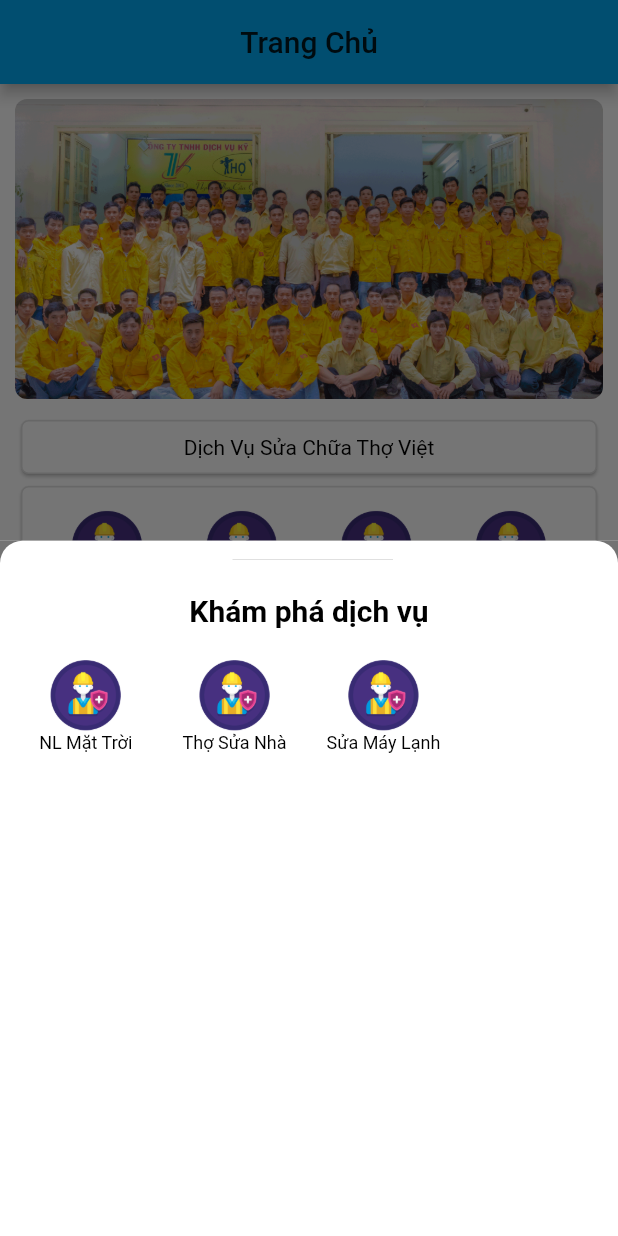
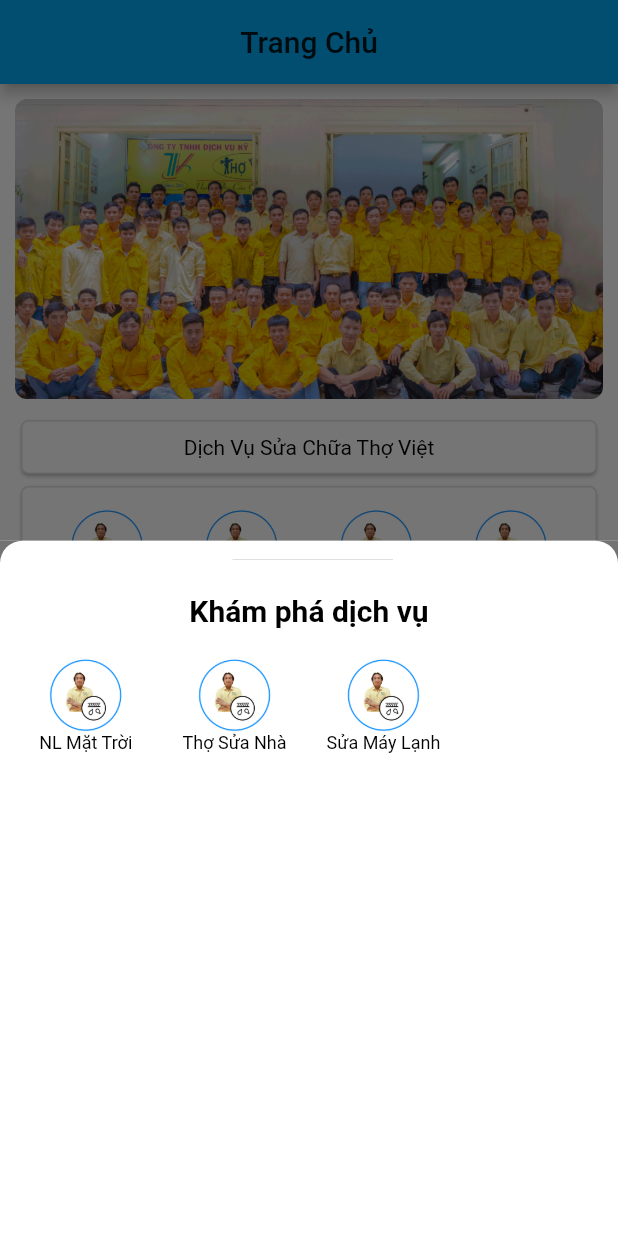
Before and after one commit to ThongKieu/appthoviet, a Flutter app: the screen it shows after launch, after a tap on "Thợ Khác", on a phone screen of 412 x 824 dp. Run offline on Flutter 3.47's test engine with Material 2 defaults, Android fonts, the light colour scheme and no system bars; missing offline and left inert: date_form_field, dropdownfield, fab_circular_menu; Roboto replaces fonts that are missing (arial).

Commit message:
update dateCont 15-12-2020

```diff
--- a/lib/Views/datLich.dart
+++ b/lib/Views/datLich.dart
@@ -49,7 +49,8 @@ class _DatLichWidgetState extends State<DatLichWidget> {
   String get dateCont => ngayDatControll.text;
   String selectedValuedQuan = "";
   insertMethod() async {
-    String theUrl = "http://192.168.1.8:8080/1/pages/mobile/insertData.php";
+    String theUrl =
+        "http://192.168.1.8:8080/dashboard_app/pages/mobile/insertData.php";
     var res = await http.post(
       Uri.encodeFull(theUrl),
       headers: {"Accept": "application/json"},
@@ -241,7 +242,7 @@ class _DatLichWidgetState extends State<DatLichWidget> {
                           showPicker: showPicker,
                           decoration: InputDecoration(
                             labelText: 'Chọn ngày',
-                             contentPadding: EdgeInsets.symmetric(
+                            contentPadding: EdgeInsets.symmetric(
                                 vertical: 16, horizontal: 10),
                             border: OutlineInputBorder(
                               borderRadius: BorderRadius.circular(20),
--- a/lib/Views/home.dart
+++ b/lib/Views/home.dart
@@ -97,7 +97,7 @@ class HomeStateWidget extends State<HomeWidget> {
                       splashColor: Colors.green[200],
                       child: Center(
                         child: DVTV(
-                          urlDVTV: url + 'icon_tho.png',
+                          urlDVTV: url + 'vsbn.png',
                           titleDVTV: 'Thợ Điện',
                         ),
                       ),
@@ -116,7 +116,7 @@ class HomeStateWidget extends State<HomeWidget> {
                       splashColor: Colors.green[200],
                       child: Center(
                         child: DVTV(
-                          urlDVTV: url + 'icon_tho.png',
+                          urlDVTV: url + 'vsbn.png',
                           titleDVTV: 'Thợ Điện Lạnh',
                         ),
                       ),
@@ -137,7 +137,7 @@ class HomeStateWidget extends State<HomeWidget> {
                       splashColor: Colors.green[200],
                       child: Center(
                         child: DVTV(
-                          urlDVTV: url + 'icon_tho.png',
+                          urlDVTV: url + 'vsbn.png',
                           titleDVTV: 'Điện Nước',
                         ),
                       ),
@@ -155,7 +155,7 @@ class HomeStateWidget extends State<HomeWidget> {
                       splashColor: Colors.green[200],
                       child: Center(
                         child: DVTV(
-                          urlDVTV: url + 'icon_tho.png',
+                          urlDVTV: url + 'vsbn.png',
                           titleDVTV: 'Thợ Mộc',
                         ),
                       ),
@@ -174,7 +174,7 @@ class HomeStateWidget extends State<HomeWidget> {
                       splashColor: Colors.green[200],
                       child: Center(
                         child: DVTV(
-                          urlDVTV: url + 'icon_tho.png',
+                          urlDVTV: url + 'vsbn.png',
                           titleDVTV: 'Thông Nghẹt',
                         ),
                       ),
@@ -193,7 +193,7 @@ class HomeStateWidget extends State<HomeWidget> {
                       splashColor: Colors.green[200],
                       child: Center(
                         child: DVTV(
-                          urlDVTV: url + 'icon_tho.png',
+                          urlDVTV: url + 'vsbn.png',
                           titleDVTV: 'Chống Thấm',
                         ),
                       ),
@@ -211,7 +211,7 @@ class HomeStateWidget extends State<HomeWidget> {
                       splashColor: Colors.green[200],
                       child: Center(
                         child: DVTV(
-                          urlDVTV: url + 'icon_tho.png',
+                          urlDVTV: url + 'vsbn.png',
                           titleDVTV: 'Dò Nước Rò Rỉ',
                         ),
                       ),
@@ -229,7 +229,7 @@ class HomeStateWidget extends State<HomeWidget> {
                       splashColor: Colors.green[200],
                       child: Center(
                         child: DVTV(
-                          urlDVTV: url + 'icon_tho.png',
+                          urlDVTV: url + 'vsbn.png',
                           titleDVTV: 'VS Bể Nước',
                         ),
                       ),
@@ -342,7 +342,7 @@ void _dVkhac(context) {
                             splashColor: Colors.green[200],
                             child: Center(
                               child: DVTV(
-                                urlDVTV: url + 'icon_tho.png',
+                                urlDVTV: url + 'vsbn.png',
                                 titleDVTV: 'NL Mặt Trời',
                               ),
                             ),
@@ -361,7 +361,7 @@ void _dVkhac(context) {
                             splashColor: Colors.green[200],
                             child: Center(
                               child: DVTV(
-                                urlDVTV: url + 'icon_tho.png',
+                                urlDVTV: url + 'vsbn.png',
                                 titleDVTV: 'Thợ Sửa Nhà',
                               ),
                             ),
@@ -380,7 +380,7 @@ void _dVkhac(context) {
                             splashColor: Colors.green[200],
                             child: Center(
                               child: DVTV(
-                                urlDVTV: url + 'icon_tho.png',
+                                urlDVTV: url + 'vsbn.png',
                                 titleDVTV: 'Sửa Máy Lạnh',
                               ),
                             ),
--- a/pubspec.yaml
+++ b/pubspec.yaml
@@ -123,6 +123,7 @@ flutter:
   - lib/images/VSBN/fix_ve-sinh-bon-nuoc-inox-quan-11-5-e1544773389848-7.jpg
   - lib/images/VSBN/fix_ve-sinh-bon-nuoc-inox-quan-11-5-e1544773389848-9.jpg
   - lib/images/zalo.png
+  - lib/images/vsbn.png
 
   # An image asset can refer to one or more resolution-specific "variants", see
   # https://flutter.dev/assets-and-images/#resolution-aware.
```
Also changed, not shown: lib/images/vsbn.png (added), 1 other file.
